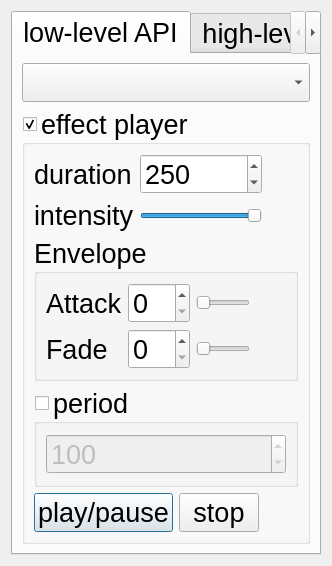
Before: the Qt Designer form examples/hapticsplayer/dialog.ui in qtproject/qt-mobility, drawn with Qt 5.
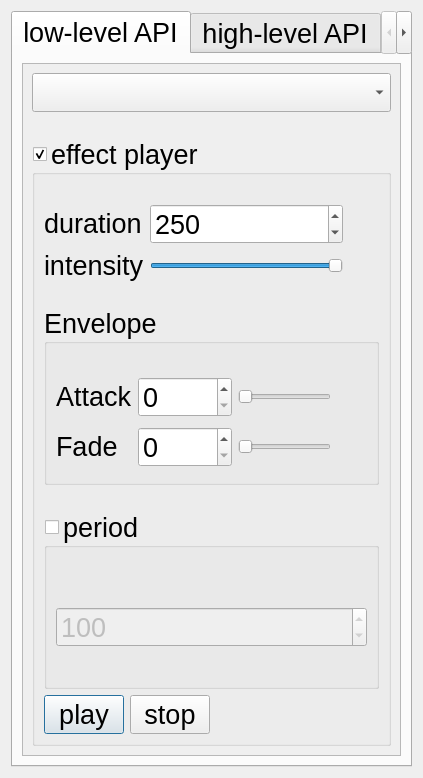
After: the same form once the commit is applied.

Patch:
```diff
--- a/examples/hapticsplayer/dialog.ui
+++ b/examples/hapticsplayer/dialog.ui
@@ -6,8 +6,8 @@
    <rect>
     <x>0</x>
     <y>0</y>
-    <width>301</width>
-    <height>372</height>
+    <width>423</width>
+    <height>778</height>
    </rect>
   </property>
   <property name="font">
@@ -30,9 +30,47 @@
       </attribute>
       <layout class="QGridLayout" name="gridLayout_2">
        <item row="0" column="0">
-        <widget class="QComboBox" name="actuators"/>
-       </item>
-       <item row="1" column="0">
+        <widget class="QScrollArea" name="scrollArea">
+         <property name="widgetResizable">
+          <bool>true</bool>
+         </property>
+         <widget class="QWidget" name="scrollAreaWidgetContents">
+          <property name="geometry">
+           <rect>
+            <x>0</x>
+            <y>0</y>
+            <width>379</width>
+            <height>700</height>
+           </rect>
+          </property>
+          <layout class="QVBoxLayout" name="verticalLayout_6">
+           <item>
+            <widget class="QComboBox" name="actuators">
+             <property name="sizePolicy">
+              <sizepolicy hsizetype="Expanding" vsizetype="Fixed">
+               <horstretch>0</horstretch>
+               <verstretch>0</verstretch>
+              </sizepolicy>
+             </property>
+            </widget>
+           </item>
+           <item>
+            <spacer name="verticalSpacer_3">
+             <property name="orientation">
+              <enum>Qt::Vertical</enum>
+             </property>
+             <property name="sizeType">
+              <enum>QSizePolicy::Maximum</enum>
+             </property>
+             <property name="sizeHint" stdset="0">
+              <size>
+               <width>20</width>
+               <height>20</height>
+              </size>
+             </property>
+            </spacer>
+           </item>
+           <item>
         <widget class="QGroupBox" name="enabled">
          <property name="sizePolicy">
           <sizepolicy hsizetype="Expanding" vsizetype="Expanding">
@@ -50,10 +88,32 @@
           <bool>true</bool>
          </property>
          <layout class="QVBoxLayout" name="verticalLayout_5">
+              <item>
+               <spacer name="verticalSpacer_4">
+                <property name="orientation">
+                 <enum>Qt::Vertical</enum>
+                </property>
+                <property name="sizeType">
+                 <enum>QSizePolicy::Preferred</enum>
+                </property>
+                <property name="sizeHint" stdset="0">
+                 <size>
+                  <width>20</width>
+                  <height>20</height>
+                 </size>
+                </property>
+               </spacer>
+              </item>
           <item>
            <layout class="QGridLayout" name="gridLayout_3">
             <item row="0" column="0">
              <widget class="QLabel" name="label_2">
+                  <property name="sizePolicy">
+                   <sizepolicy hsizetype="Preferred" vsizetype="Fixed">
+                    <horstretch>0</horstretch>
+                    <verstretch>0</verstretch>
+                   </sizepolicy>
+                  </property>
               <property name="text">
                <string>duration</string>
               </property>
@@ -62,7 +122,7 @@
             <item row="0" column="1">
              <widget class="QSpinBox" name="duration">
               <property name="sizePolicy">
-               <sizepolicy hsizetype="Fixed" vsizetype="Fixed">
+                   <sizepolicy hsizetype="Expanding" vsizetype="Fixed">
                 <horstretch>0</horstretch>
                 <verstretch>0</verstretch>
                </sizepolicy>
@@ -80,6 +140,12 @@
             </item>
             <item row="1" column="0">
              <widget class="QLabel" name="label_3">
+                  <property name="sizePolicy">
+                   <sizepolicy hsizetype="Preferred" vsizetype="Fixed">
+                    <horstretch>0</horstretch>
+                    <verstretch>0</verstretch>
+                   </sizepolicy>
+                  </property>
               <property name="text">
                <string>intensity</string>
               </property>
@@ -100,6 +166,12 @@
             </item>
             <item row="1" column="2">
              <widget class="QLabel" name="lblIntensity">
+                  <property name="sizePolicy">
+                   <sizepolicy hsizetype="Preferred" vsizetype="Fixed">
+                    <horstretch>0</horstretch>
+                    <verstretch>0</verstretch>
+                   </sizepolicy>
+                  </property>
               <property name="minimumSize">
                <size>
                 <width>30</width>
@@ -113,8 +185,30 @@
             </item>
            </layout>
           </item>
+              <item>
+               <spacer name="verticalSpacer_2">
+                <property name="orientation">
+                 <enum>Qt::Vertical</enum>
+                </property>
+                <property name="sizeType">
+                 <enum>QSizePolicy::Maximum</enum>
+                </property>
+                <property name="sizeHint" stdset="0">
+                 <size>
+                  <width>20</width>
+                  <height>20</height>
+                 </size>
+                </property>
+               </spacer>
+              </item>
           <item>
            <widget class="QGroupBox" name="envelope">
+                <property name="sizePolicy">
+                 <sizepolicy hsizetype="Expanding" vsizetype="Expanding">
+                  <horstretch>0</horstretch>
+                  <verstretch>0</verstretch>
+                 </sizepolicy>
+                </property>
             <property name="title">
              <string>Envelope</string>
             </property>
@@ -122,17 +216,30 @@
              <bool>true</bool>
             </property>
             <layout class="QGridLayout" name="gridLayout">
-             <item row="0" column="0">
+                 <item row="2" column="0">
               <widget class="QLabel" name="label_4">
+                   <property name="sizePolicy">
+                    <sizepolicy hsizetype="Preferred" vsizetype="Fixed">
+                     <horstretch>0</horstretch>
+                     <verstretch>0</verstretch>
+                    </sizepolicy>
+                   </property>
                <property name="text">
                 <string>Attack</string>
                </property>
               </widget>
              </item>
-             <item row="0" column="1">
-              <widget class="QSpinBox" name="attackTime"/>
-             </item>
-             <item row="0" column="2">
+                 <item row="2" column="1">
+                  <widget class="QSpinBox" name="attackTime">
+                   <property name="sizePolicy">
+                    <sizepolicy hsizetype="Expanding" vsizetype="Fixed">
+                     <horstretch>0</horstretch>
+                     <verstretch>0</verstretch>
+                    </sizepolicy>
+                   </property>
+                  </widget>
+                 </item>
+                 <item row="2" column="2">
               <widget class="QSlider" name="attackIntensity">
                <property name="maximum">
                 <number>1000</number>
@@ -142,30 +249,30 @@
                </property>
               </widget>
              </item>
-             <item row="0" column="3">
-              <widget class="QLabel" name="lblAttackIntensity">
-               <property name="minimumSize">
-                <size>
-                 <width>30</width>
-                 <height>0</height>
-                </size>
-               </property>
-               <property name="text">
-                <string/>
-               </property>
-              </widget>
-             </item>
-             <item row="1" column="0">
+                 <item row="4" column="0">
               <widget class="QLabel" name="label_6">
+                   <property name="sizePolicy">
+                    <sizepolicy hsizetype="Preferred" vsizetype="Fixed">
+                     <horstretch>0</horstretch>
+                     <verstretch>0</verstretch>
+                    </sizepolicy>
+                   </property>
                <property name="text">
                 <string>Fade</string>
                </property>
               </widget>
              </item>
-             <item row="1" column="1">
-              <widget class="QSpinBox" name="fadeTime"/>
-             </item>
-             <item row="1" column="2">
+                 <item row="4" column="1">
+                  <widget class="QSpinBox" name="fadeTime">
+                   <property name="sizePolicy">
+                    <sizepolicy hsizetype="Expanding" vsizetype="Fixed">
+                     <horstretch>0</horstretch>
+                     <verstretch>0</verstretch>
+                    </sizepolicy>
+                   </property>
+                  </widget>
+                 </item>
+                 <item row="4" column="2">
               <widget class="QSlider" name="fadeIntensity">
                <property name="maximum">
                 <number>1000</number>
@@ -175,7 +282,7 @@
                </property>
               </widget>
              </item>
-             <item row="1" column="3">
+                 <item row="4" column="3">
               <widget class="QLabel" name="lblFadeIntensity">
                <property name="minimumSize">
                 <size>
@@ -188,11 +295,62 @@
                </property>
               </widget>
              </item>
+                 <item row="2" column="3">
+                  <widget class="QLabel" name="lblAttackIntensity">
+                   <property name="minimumSize">
+                    <size>
+                     <width>30</width>
+                     <height>0</height>
+                    </size>
+                   </property>
+                   <property name="text">
+                    <string/>
+                   </property>
+                  </widget>
+                 </item>
+                 <item row="1" column="1">
+                  <spacer name="verticalSpacer_5">
+                   <property name="orientation">
+                    <enum>Qt::Vertical</enum>
+                   </property>
+                   <property name="sizeType">
+                    <enum>QSizePolicy::Maximum</enum>
+                   </property>
+                   <property name="sizeHint" stdset="0">
+                    <size>
+                     <width>20</width>
+                     <height>20</height>
+                    </size>
+                   </property>
+                  </spacer>
+                 </item>
             </layout>
            </widget>
           </item>
+              <item>
+               <spacer name="verticalSpacer_6">
+                <property name="orientation">
+                 <enum>Qt::Vertical</enum>
+                </property>
+                <property name="sizeType">
+                 <enum>QSizePolicy::Maximum</enum>
+                </property>
+                <property name="sizeHint" stdset="0">
+                 <size>
+                  <width>20</width>
+                  <height>20</height>
+                 </size>
+                </property>
+               </spacer>
+              </item>
           <item>
            <widget class="QGroupBox" name="grpPeriod">
+                <property name="sizePolicy">
+                 <sizepolicy hsizetype="Expanding" vsizetype="Expanding">
+                  <horstretch>0</horstretch>
+                  <verstretch>0</verstretch>
+                 </sizepolicy>
+                </property>
             <property name="title">
              <string>period</string>
             </property>
@@ -206,8 +364,30 @@
              <bool>false</bool>
             </property>
             <layout class="QVBoxLayout" name="verticalLayout_3">
+                 <item>
+                  <spacer name="verticalSpacer_7">
+                   <property name="orientation">
+                    <enum>Qt::Vertical</enum>
+                   </property>
+                   <property name="sizeType">
+                    <enum>QSizePolicy::Maximum</enum>
+                   </property>
+                   <property name="sizeHint" stdset="0">
+                    <size>
+                     <width>20</width>
+                     <height>20</height>
+                    </size>
+                   </property>
+                  </spacer>
+                 </item>
              <item>
               <widget class="QSpinBox" name="period">
+                   <property name="sizePolicy">
+                    <sizepolicy hsizetype="Preferred" vsizetype="Fixed">
+                     <horstretch>0</horstretch>
+                     <verstretch>0</verstretch>
+                    </sizepolicy>
+                   </property>
                <property name="minimum">
                 <number>1</number>
                </property>
@@ -226,13 +406,25 @@
            <layout class="QHBoxLayout" name="horizontalLayout_3">
             <item>
              <widget class="QPushButton" name="playPause">
+                  <property name="sizePolicy">
+                   <sizepolicy hsizetype="Preferred" vsizetype="Fixed">
+                    <horstretch>0</horstretch>
+                    <verstretch>0</verstretch>
+                   </sizepolicy>
+                  </property>
               <property name="text">
-               <string>play/pause</string>
+                   <string>play</string>
               </property>
              </widget>
             </item>
             <item>
              <widget class="QPushButton" name="stop">
+                  <property name="sizePolicy">
+                   <sizepolicy hsizetype="Preferred" vsizetype="Fixed">
+                    <horstretch>0</horstretch>
+                    <verstretch>0</verstretch>
+                   </sizepolicy>
+                  </property>
               <property name="text">
                <string>stop</string>
               </property>
@@ -261,6 +453,10 @@
        </item>
       </layout>
      </widget>
+        </widget>
+       </item>
+      </layout>
+     </widget>
      <widget class="QWidget" name="tab_2">
       <attribute name="title">
        <string>high-level API</string>
```
Left out of the diff: 71 changed lines with no effect on the pictures. Lines whose indentation alone changed are shown as unchanged.
